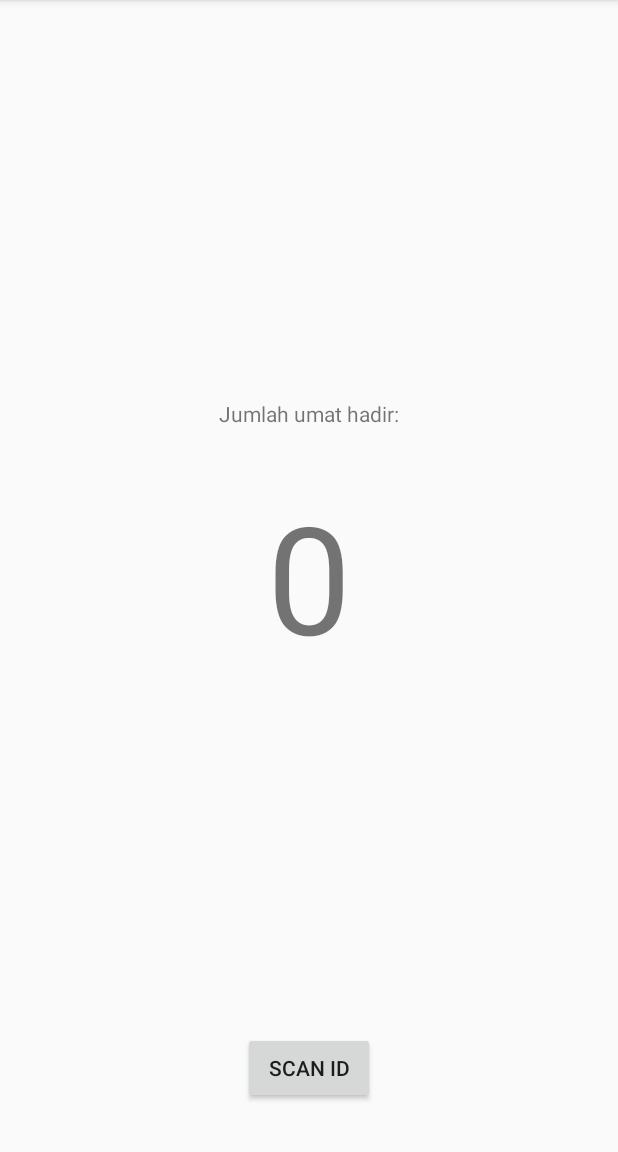
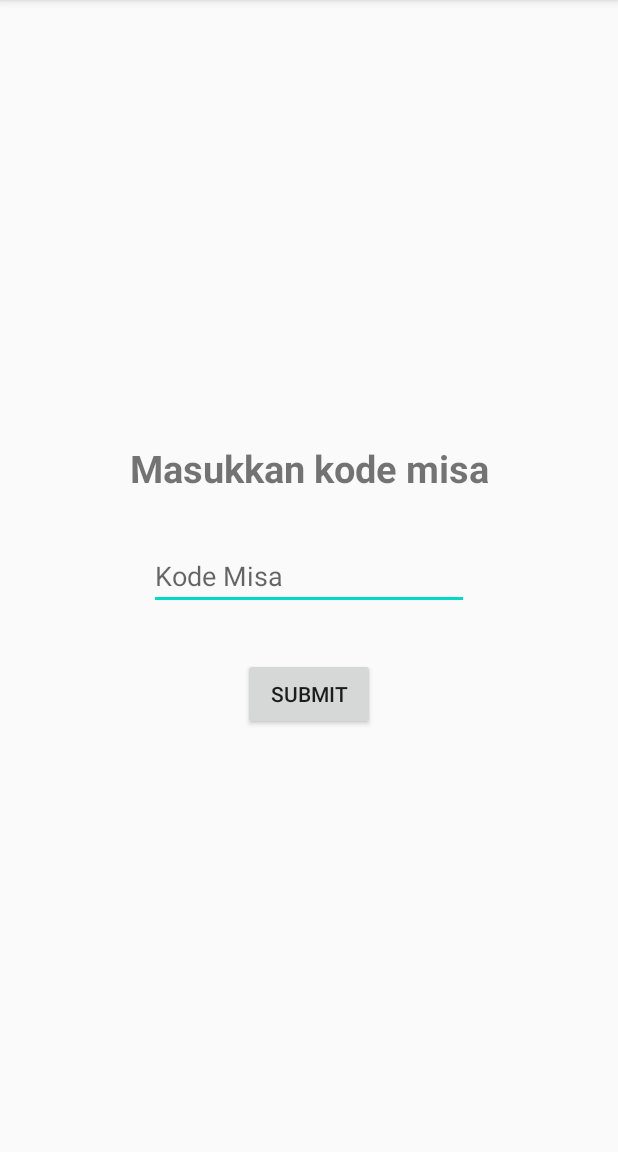
Before and after one commit to niusindra/presensi_misa-android, an Android app: the screen it shows after launch (MainActivity before the commit, MisaActivity after it), on a phone screen of 412 x 824 dp, the part 84-1236 px from its top. Run offline under Robolectric (Android 15) with nearby library versions, the phone set to English and light mode, and no system bars.

Commit message:
work all function

```diff
--- /dev/null
+++ b/app/src/main/java/com/example/presensimisa/MisaActivity.kt
@@ -0,0 +1,19 @@
+package com.example.presensimisa
+
+import android.content.Intent
+import android.os.Bundle
+import android.view.View
+import androidx.appcompat.app.AppCompatActivity
+import kotlinx.android.synthetic.main.activity_misa.*
+
+class MisaActivity : AppCompatActivity() {
+    override fun onCreate(savedInstanceState: Bundle?) {
+        super.onCreate(savedInstanceState)
+        setContentView(R.layout.activity_misa)
+        btnSubmit.setOnClickListener(View.OnClickListener {
+            val intent = Intent(this, MainActivity::class.java)
+            intent.putExtra("kode_misa", etKodeMisa.text.toString())
+            startActivity(intent)
+        })
+    }
+}
--- /dev/null
+++ b/app/src/main/res/layout/activity_misa.xml
@@ -0,0 +1,41 @@
+<?xml version="1.0" encoding="utf-8"?>
+<androidx.constraintlayout.widget.ConstraintLayout xmlns:android="http://schemas.android.com/apk/res/android"
+    xmlns:app="http://schemas.android.com/apk/res-auto"
+    xmlns:tools="http://schemas.android.com/tools"
+    android:layout_width="match_parent"
+    android:layout_height="match_parent"
+    tools:context=".MisaActivity">
+
+    <EditText
+        android:id="@+id/etKodeMisa"
+        android:layout_width="wrap_content"
+        android:layout_height="wrap_content"
+        android:ems="10"
+        android:hint="Kode Misa"
+        app:layout_constraintBottom_toBottomOf="parent"
+        app:layout_constraintEnd_toEndOf="parent"
+        app:layout_constraintStart_toStartOf="parent"
+        app:layout_constraintTop_toTopOf="parent" />
+
+    <Button
+        android:id="@+id/btnSubmit"
+        android:layout_width="wrap_content"
+        android:layout_height="wrap_content"
+        android:layout_marginTop="32dp"
+        android:text="Submit"
+        app:layout_constraintEnd_toEndOf="parent"
+        app:layout_constraintStart_toStartOf="parent"
+        app:layout_constraintTop_toBottomOf="@+id/etKodeMisa" />
+
+    <TextView
+        android:id="@+id/tvKodeMisa"
+        android:layout_width="wrap_content"
+        android:layout_height="wrap_content"
+        android:layout_marginBottom="32dp"
+        android:text="Masukkan kode misa"
+        android:textSize="25sp"
+        android:textStyle="bold"
+        app:layout_constraintBottom_toTopOf="@+id/etKodeMisa"
+        app:layout_constraintEnd_toEndOf="parent"
+        app:layout_constraintStart_toStartOf="parent" />
+</androidx.constraintlayout.widget.ConstraintLayout>
--- a/build.gradle
+++ b/build.gradle
@@ -6,7 +6,7 @@ buildscript {
         jcenter()
     }
     dependencies {
-        classpath "com.android.tools.build:gradle:4.0.1"
+        classpath 'com.android.tools.build:gradle:4.1.1'
         classpath "org.jetbrains.kotlin:kotlin-gradle-plugin:$kotlin_version"
         classpath 'com.google.gms:google-services:4.3.4'
 
```
Also changed, not shown: app/src/main/AndroidManifest.xml (+17 -5 lines), app/src/main/java/com/example/presensimisa/InputKursi.kt (added, +119 -0 lines), app/src/main/java/com/example/presensimisa/MainActivity.kt (+41 -24 lines), app/src/main/java/com/example/presensimisa/Umat.kt (deleted, +0 -11 lines), app/src/main/res/layout/activity_main.xml (+33 -14 lines), app/src/main/res/layout/input_kursi_fragment.xml (added, +40 -0 lines), app/src/main/res/xml/network_security_config.xml (added, +11 -0 lines), gradle/wrapper/gradle-wrapper.properties.
